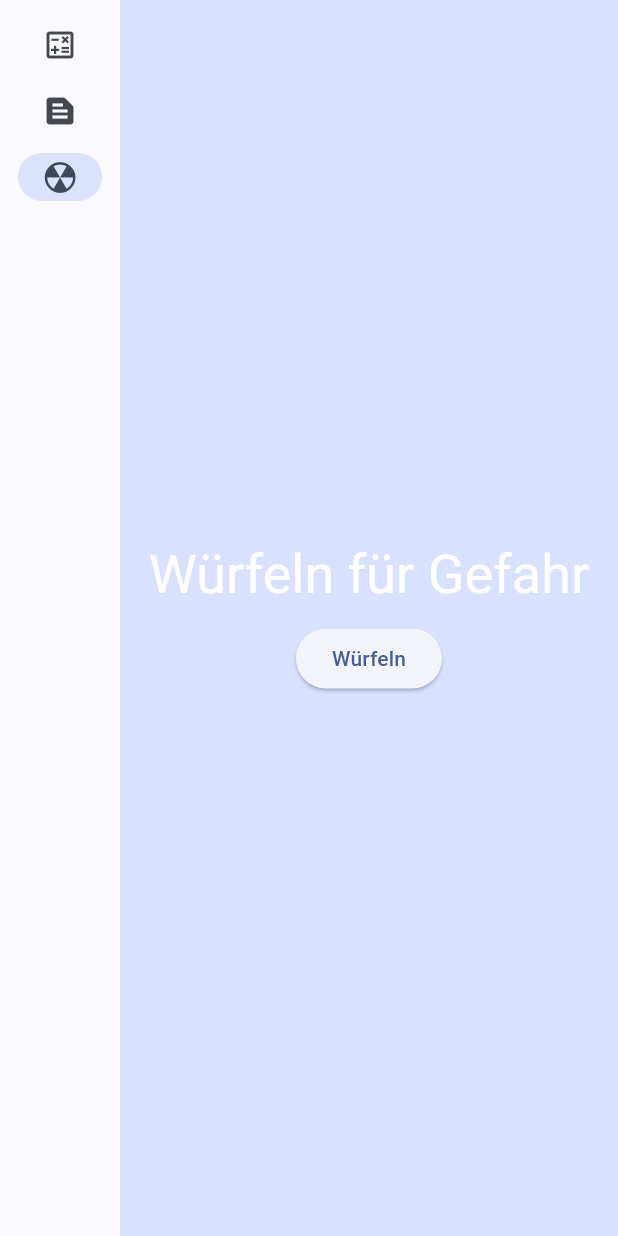
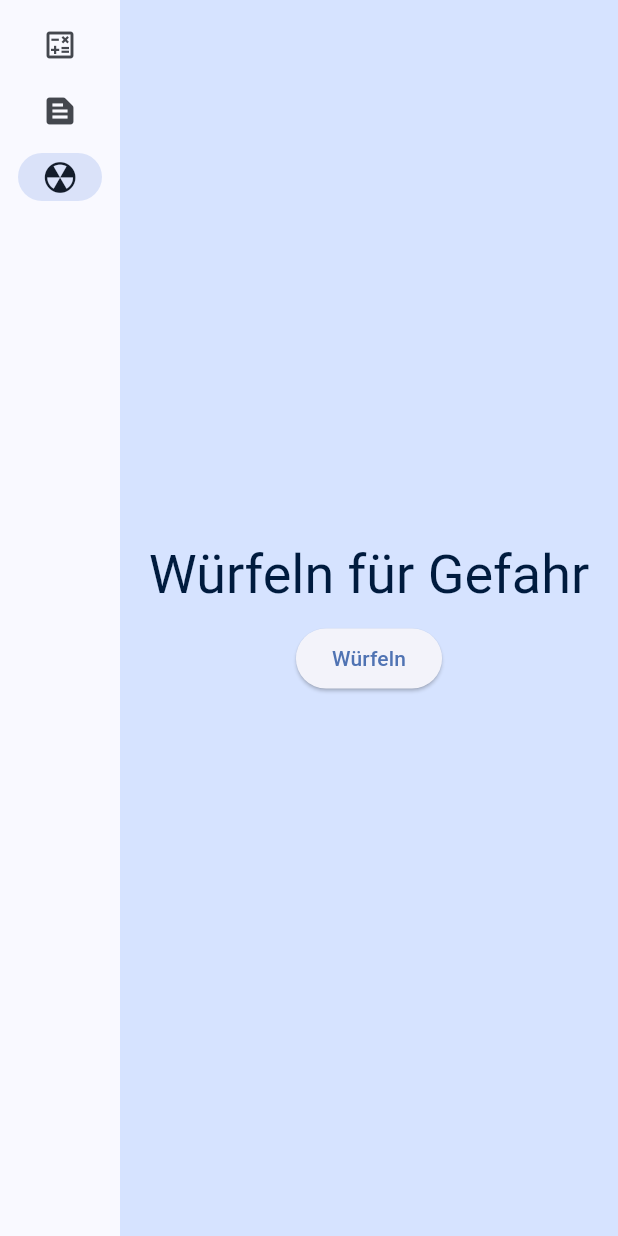
Before and after one commit to nienananas/bridge_score, a Flutter app: the screen it shows after launch, after a tap on "Ergebnis", after a tap on "Regeln", after a tap on "Gefahr", on a phone screen of 412 x 824 dp. Run offline on Flutter 3.47's test engine with Material 3 defaults, Android fonts, the phone set to English and light mode, and no system bars.

Commit message:
Updated UI + finished Evaluator

```diff
--- a/lib/main.dart
+++ b/lib/main.dart
@@ -1,5 +1,6 @@
-import 'package:bridge_score/data.dart';
+import 'package:bridge_score/model/data.dart';
 import 'package:bridge_score/pages/home_page.dart';
+import 'package:bridge_score/theme/theme.dart';
 import 'package:flutter/material.dart';
 import 'package:provider/provider.dart';
 
@@ -18,7 +19,7 @@ class MyApp extends StatelessWidget {
         title: 'Bridge App',
         theme: ThemeData(
           useMaterial3: true,
-          colorScheme: ColorScheme.fromSeed(seedColor: Colors.blueAccent),
+          colorScheme: MaterialTheme.lightScheme(),
         ),
         home: MyHomePage(),
       ),
@@ -28,7 +29,7 @@ class MyApp extends StatelessWidget {
 
 class MyAppState extends ChangeNotifier {
   var colour = Colour.club;
-  var multiplier = Multipliers.no;
+  var multiplier = Multiplier.no;
   var danger = false;
   var called = 1;
   var made = 7;
--- a/lib/data.dart
+++ b/lib/model/data.dart
@@ -31,7 +31,7 @@ enum Colour {
       value: 30,
       name: "NT",
       seventhValue: 40,
-      color: Colors.grey);
+      color: Colors.black);
 
   const Colour({
     required this.value,
@@ -48,38 +48,18 @@ enum Colour {
   final Color color;
 }
 
-enum Multipliers {
-  no(symbol: "Nichts", value: 1),
-  contra(symbol: "Kontra", value: 2),
-  re(symbol: "Re", value: 4);
+enum Multiplier {
+  no(symbol: "Nichts", value: 1, bonus: 0),
+  contra(symbol: "Kontra", value: 2, bonus: 50),
+  re(symbol: "Re", value: 4, bonus: 100);
 
-  const Multipliers({
+  const Multiplier({
     required this.value,
     required this.symbol,
+    required this.bonus,
   });
 
   final int value;
   final String symbol;
+  final int bonus;
 }
-
-class Evaluator {
-  final Colour colour;
-  final Multipliers multipliers;
-  final int called;
-  final int made;
-  final bool danger;
-
-  const Evaluator({
-    required this.colour,
-    required this.multipliers,
-    required this.called,
-    required this.made,
-    required this.danger
-  });
-
-  int evaluate() {
-    if (made >= called) {
-    }
-    return 0;
-  }
-}
--- /dev/null
+++ b/lib/model/evaluator.dart
@@ -0,0 +1,107 @@
+import 'dart:math';
+
+import 'data.dart';
+
+class Evaluator {
+  final Colour colour;
+  final Multiplier multiplier;
+  final int called;
+  final int made;
+  final bool danger;
+
+  const Evaluator(
+      {required this.colour,
+        required this.multiplier,
+        required this.called,
+        required this.made,
+        required this.danger});
+
+  int evaluate() {
+    var result = 0;
+    if (made >= called + 6) {
+      //If won
+      result = calculateWonGame();
+    } else {
+      int difference = called + 6 - made;
+      result = -calculateLostGame(difference);
+    }
+    return result;
+  }
+
+  int calculateWonGame() {
+    int calledReal = called + 6;
+    int result = 0;
+
+    //Stiche bis zur Ansage
+    int calledPoints = colour.seventhValue * multiplier.value + colour.value * multiplier.value * (calledReal - 7);
+    result += calledPoints;
+
+    //Überstiche
+    int overhead = max(made - calledReal, 0);
+
+    result += overhead *
+        switch ((multiplier, danger)) {
+          (Multiplier.no, _) => colour.value * multiplier.value,
+          (Multiplier.contra, false) => 100,
+          (Multiplier.contra, true) => 200,
+          (Multiplier.re, false) => 200,
+          (Multiplier.re, true) => 400,
+        };
+
+    result += getBonus(calledPoints);
+    return result;
+  }
+
+  int getBonus(int calledPoints) {
+    int multiplierBonus = multiplier.bonus;
+
+    if (calledPoints < 100) {
+      //Teilkontrakt
+      return multiplierBonus + 50;
+    }
+
+    if (called == 6) {
+      //Kleinschlemm
+      return multiplierBonus + (danger ? 1250 : 800);
+    } else if (called == 7) {
+      //Großschlemm
+      return multiplierBonus + (danger ? 2000 : 1300);
+    } else {
+      //Vollspiel
+      return multiplierBonus + (danger ? 500 : 300);
+    }
+  }
+
+  int calculateLostGame(int difference) {
+    if (difference == 1) {
+      return 50 * multiplier.value * (danger ? 2 : 1);
+    } else if (difference == 2) {
+      return switch ((multiplier, danger)) {
+        (Multiplier.no, false) => 100,
+        (Multiplier.no, true) => 200,
+        (Multiplier.contra, false) => 300,
+        (Multiplier.contra, true) => 500,
+        (Multiplier.re, false) => 600,
+        (Multiplier.re, true) => 1000,
+      };
+    } else if (difference == 3) {
+      return switch ((multiplier, danger)) {
+        (Multiplier.no, false) => 150,
+        (Multiplier.no, true) => 300,
+        (Multiplier.contra, false) => 500,
+        (Multiplier.contra, true) => 800,
+        (Multiplier.re, false) => 1000,
+        (Multiplier.re, true) => 1600,
+      };
+    } else {
+      return calculateLostGame(3) +
+          (difference - 3) *
+              switch ((multiplier, danger)) {
+                (Multiplier.no, false) => 50,
+                (Multiplier.no, true) => 100,
+                (Multiplier.contra, _) => 300,
+                (Multiplier.re, _) => 600,
+              };
+    }
+  }
+}
--- a/lib/pages/calculator_page.dart
+++ b/lib/pages/calculator_page.dart
@@ -1,8 +1,10 @@
 import 'package:flutter/material.dart';
+import 'package:flutter/services.dart';
 import 'package:provider/provider.dart';
 
-import '../data.dart';
+import '../model/data.dart';
 import '../main.dart';
+import '../model/evaluator.dart';
 import '../widgets/discrete_slider.dart';
 
 class CalculatorPage extends StatefulWidget {
@@ -17,14 +19,16 @@ class _CalculatorPageState extends State<CalculatorPage> {
 
 
     void updateSelectedColour(Set<int> selected) {
+      HapticFeedback.vibrate();
       setState(() {
         appState.colour = Colour.values[selected.first];
       });
     }
 
     void updateSelectedMultiplier(Set<int> selected) {
+      HapticFeedback.vibrate();
       setState(() {
-        appState.multiplier = Multipliers.values[selected.first];
+        appState.multiplier = Multiplier.values[selected.first];
       });
     }
 
@@ -41,11 +45,17 @@ class _CalculatorPageState extends State<CalculatorPage> {
             value: c.index))
         .toList();
 
-    var multiplierSegments = Multipliers.values
+    var multiplierSegments = Multiplier.values
         .map((m) => ButtonSegment(label: Text(m.symbol), value: m.index))
         .toList();
 
     var buttonStyle = ButtonStyle(
+      shape: WidgetStateProperty.all(RoundedRectangleBorder(borderRadius: BorderRadius.circular(30.0))),
+      side: WidgetStateProperty.all(BorderSide(
+          color: Theme.of(context)
+              .colorScheme
+              .outline, style: BorderStyle.solid,
+          width: 1)),
       backgroundColor:
       WidgetStateProperty.resolveWith<Color?>((states) {
         if (states.contains(WidgetState.selected)) {
@@ -62,20 +72,37 @@ class _CalculatorPageState extends State<CalculatorPage> {
       child: SingleChildScrollView(
         child: Column(
           mainAxisAlignment: MainAxisAlignment.center,
+          mainAxisSize: MainAxisSize.min,
           children: [
-            SegmentedButton(
+            const SizedBox(height: 10),
+            DiscreteSlider(
+              moved: appState.setCalled,
+              value: appState.called.toDouble(),
+              min: 1,
+              max: 7,
+              label: "Angesagt",
+            ),
+            const SizedBox(height: 10,),
+            Flexible(
+              fit: FlexFit.loose,
+              child: SegmentedButton(
                 style: buttonStyle,
                 segments: colourSegments,
                 selected: {appState.colour.index},
                 showSelectedIcon: false,
                 onSelectionChanged: updateSelectedColour,
               ),
+            ),
             const SizedBox(height: 10),
-            SegmentedButton(
+            Flexible(
+                fit: FlexFit.loose,
+                child: SegmentedButton(
                 style: buttonStyle,
                 segments: multiplierSegments,
                 selected: {appState.multiplier.index},
+                showSelectedIcon: false,
                 onSelectionChanged: updateSelectedMultiplier,
+              ),
             ),
             const SizedBox(height: 10),
             Row(
@@ -85,6 +112,7 @@ class _CalculatorPageState extends State<CalculatorPage> {
                 Checkbox(
                     value: appState.danger,
                     onChanged: (newDanger) {
+                      HapticFeedback.vibrate();
                       if (newDanger == null) return;
 
                       appState.toggleDanger(newDanger);
@@ -93,28 +121,20 @@ class _CalculatorPageState extends State<CalculatorPage> {
             ),
             const SizedBox(height: 10),
             DiscreteSlider(
-              moved: appState.setCalled,
-              value: appState.called.toDouble(),
-              min: 1,
-              max: 7,
-              label: "Angesagt",
-            ),
-            const SizedBox(height: 10),
-            DiscreteSlider(
               moved: appState.setMade,
               value: appState.made.toDouble(),
-              min: 1,
+              min: 0,
               max: 13,
               label: "Gemacht",
             ),
             const SizedBox(height: 20),
-            Text((appState.result == null) ? "Gib deine Daten ein" : "Ergebnis: ${appState.result}"),
+            Text((appState.result == null) ? "Gib deine Daten ein" : "Ergebnis: ${appState.result}", style: Theme.of(context).textTheme.bodyLarge,),
             ElevatedButton(
                 child: const Text("Ergebnis"),
                 onPressed: () {
                   var evaluator = Evaluator(
                     colour: appState.colour,
-                    multipliers: appState.multiplier,
+                    multiplier: appState.multiplier,
                     called: appState.called,
                     made: appState.made,
                     danger: appState.danger,
--- a/lib/pages/danger_page.dart
+++ b/lib/pages/danger_page.dart
@@ -17,7 +17,7 @@ class _DangerPageState extends State<DangerPage> {
   Widget build(BuildContext context) {
     final theme = Theme.of(context);
     final style = theme.textTheme.displaySmall!.copyWith(
-      color: theme.colorScheme.onPrimary,
+      color: theme.colorScheme.onPrimaryFixed,
     );
     return Column(
       mainAxisAlignment: MainAxisAlignment.center,
--- a/lib/widgets/discrete_slider.dart
+++ b/lib/widgets/discrete_slider.dart
@@ -1,4 +1,5 @@
 import 'package:flutter/material.dart';
+import 'package:flutter/services.dart';
 
 class DiscreteSlider extends StatelessWidget {
   const DiscreteSlider(
@@ -26,6 +27,7 @@ class DiscreteSlider extends StatelessWidget {
             min: min.toDouble(),
             max: max.toDouble(),
             onChanged: (value) {
+              HapticFeedback.vibrate();
               moved(value);
             }),
       ],
```
Also changed, not shown: lib/theme/theme.dart (added, +389 -0 lines), lib/widgets/bordered_box.dart (added), 1 other file. Lines whose indentation alone changed are shown as unchanged.
